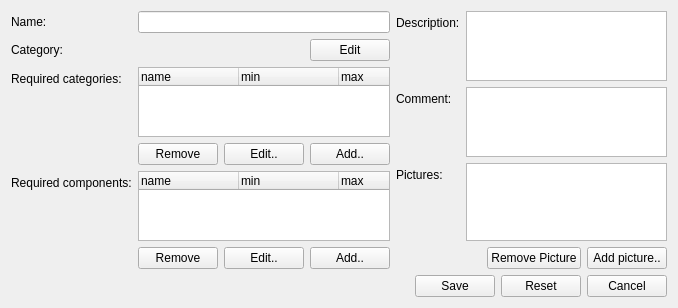
Above: client/uiforms/recipe_edit.ui from Wolframe/configurator before the change. Below: the same form after it.
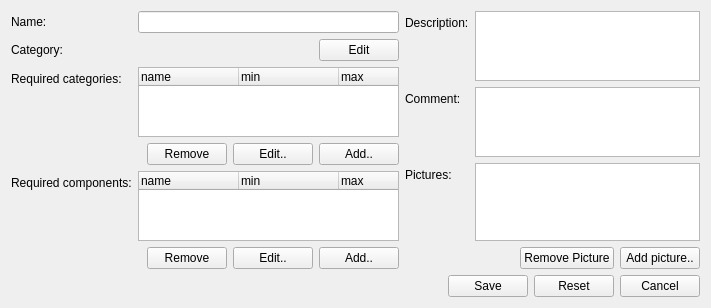
That is the form after the change.

Diff of the .ui file:
```diff
--- a/client/uiforms/recipe_edit.ui
+++ b/client/uiforms/recipe_edit.ui
@@ -6,8 +6,8 @@
    <rect>
     <x>0</x>
     <y>0</y>
-    <width>678</width>
-    <height>297</height>
+    <width>711</width>
+    <height>302</height>
    </rect>
   </property>
   <property name="windowTitle">
```
Left out of the diff: 76 changed lines with no effect on the pictures.
